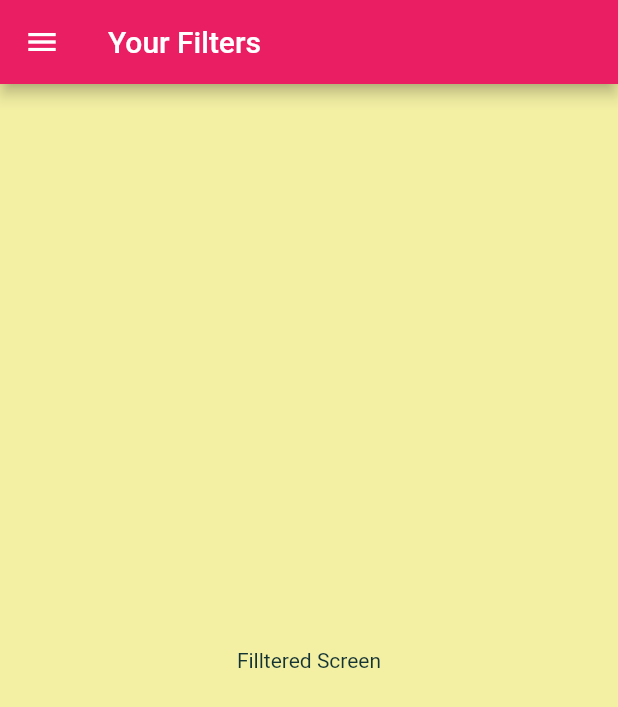
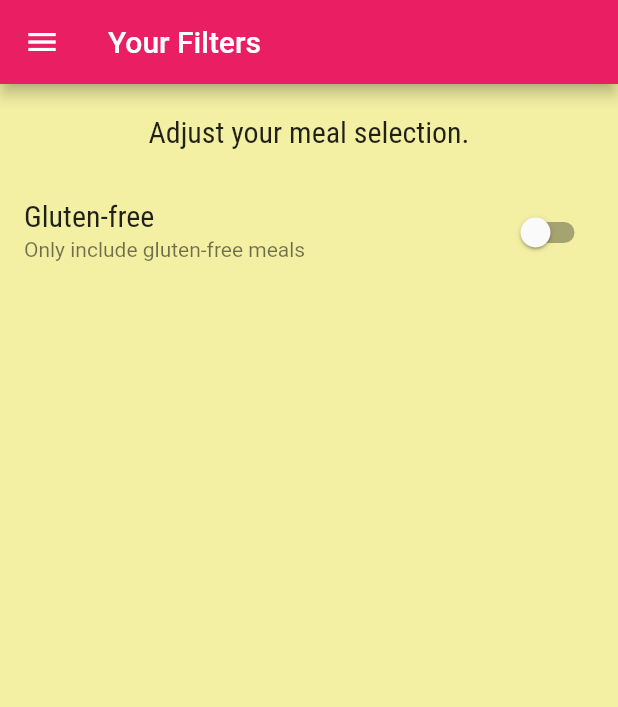
Before and after one commit to Samitti/MEALS-APP, a Flutter app: the FilteredScreen screen opened by its route, on a phone screen of 412 x 824 dp. Shown: the top 707 px of the screen. Run offline on Flutter 3.47's test engine with Material 2 defaults, Android fonts, the phone set to English and light mode, and no system bars; Roboto replaces fonts that are missing (Railway).

Commit message:
add switch butten to filters screen

```diff
--- a/lib/screens/category_meals_screen.dart
+++ b/lib/screens/category_meals_screen.dart
@@ -49,7 +49,7 @@ class _CategoryMealsScreenState extends State<CategoryMealsScreen> {
   Widget build(BuildContext context) {
     return Scaffold(
       appBar: AppBar(
-        title: Text(categoryTitle!),
+        title: Text(categoryTitle),
       ),
       body: ListView.builder(
         itemBuilder: (ctx, index) {
--- a/lib/screens/filters_screen.dart
+++ b/lib/screens/filters_screen.dart
@@ -1,17 +1,52 @@
 import 'package:flutter/material.dart';
 import '../widgets/main_drawer.dart';
 
-class FilteredScreen extends StatelessWidget {
+class FilteredScreen extends StatefulWidget {
   static const routeName = '/filters';
+
+  @override
+  State<FilteredScreen> createState() => _FilteredScreenState();
+}
+
+class _FilteredScreenState extends State<FilteredScreen> {
+  var _glutenFree = false;
+  var _vegetarian = false;
+  var _vegan = false;
+  var _lactoseFree = false;
 
   @override
   Widget build(BuildContext context) {
     return Scaffold(
-      appBar: AppBar(title: Text('Your Filters')),
-      drawer: MainDrawer(),
-      body: Center(
-        child: Text('Filltered Screen'),
-      ),
-    );
+        appBar: AppBar(title: Text('Your Filters')),
+        drawer: MainDrawer(),
+        body: Column(
+          children: <Widget>[
+            Container(
+              padding: EdgeInsets.all(20),
+              child: Text(
+                'Adjust your meal selection.',
+                style: Theme.of(context).textTheme.subtitle1,
+              ),
+            ),
+            Expanded(
+              child: ListView(
+                children: <Widget>[
+                  SwitchListTile(
+                    title: Text('Gluten-free'),
+                    value: _glutenFree,
+                    subtitle: Text(
+                      'Only include gluten-free meals',
+                    ),
+                    onChanged: (newValue) {
+                      setState(() {
+                        _glutenFree = newValue;
+                      });
+                    },
+                  ),
+                ],
+              ),
+            )
+          ],
+        ));
   }
 }
```
